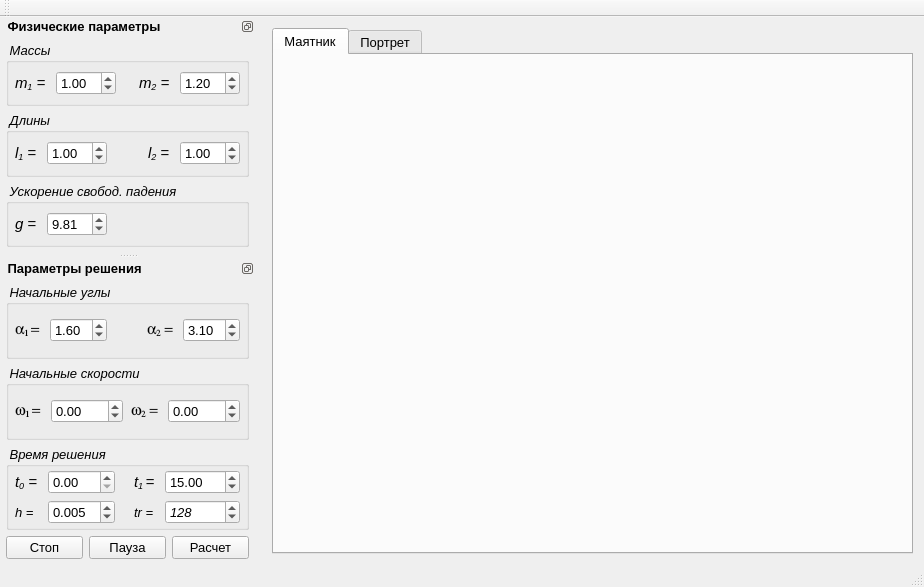
The window that gui/MainWindow.ui (Qinterfly/DoublePendulum) describes before a commit, drawn with Qt 5.
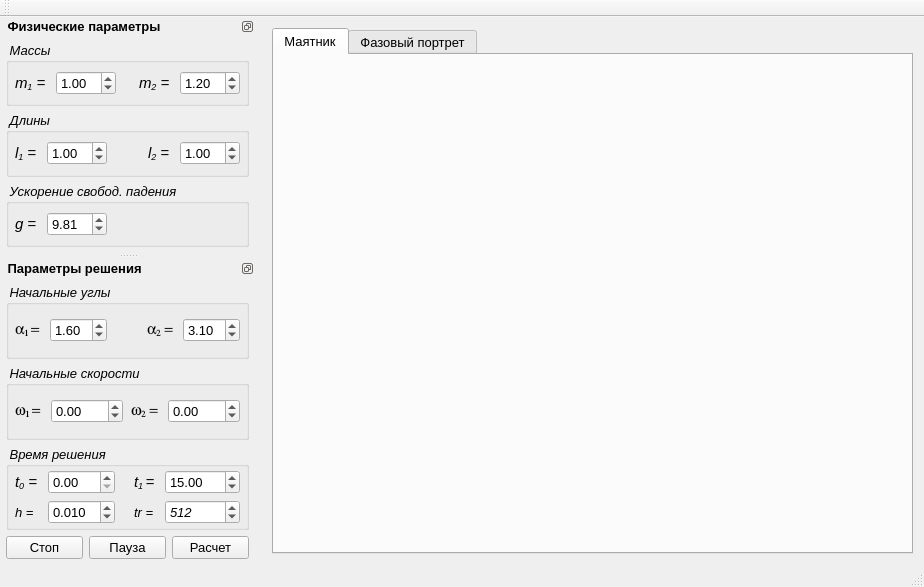
The same window after the commit. Custom widgets are drawn as their Qt base class.

The edit to the form file:
```diff
--- a/gui/MainWindow.ui
+++ b/gui/MainWindow.ui
@@ -55,7 +55,7 @@
       </widget>
       <widget class="QWidget" name="tabPhasePortrait">
        <attribute name="title">
-        <string>Портрет</string>
+        <string>Фазовый портрет</string>
        </attribute>
        <layout class="QHBoxLayout" name="horizontalLayout_4">
         <property name="leftMargin">
@@ -865,7 +865,7 @@
            <enum>QAbstractSpinBox::AdaptiveDecimalStepType</enum>
           </property>
           <property name="value">
-           <double>0.005000000000000</double>
+           <double>0.010000000000000</double>
           </property>
          </widget>
         </item>
@@ -901,7 +901,7 @@
            <number>100000</number>
           </property>
           <property name="value">
-           <number>128</number>
+           <number>512</number>
           </property>
          </widget>
         </item>
```
Left out of the diff: 4 changed lines with no effect on the pictures.
